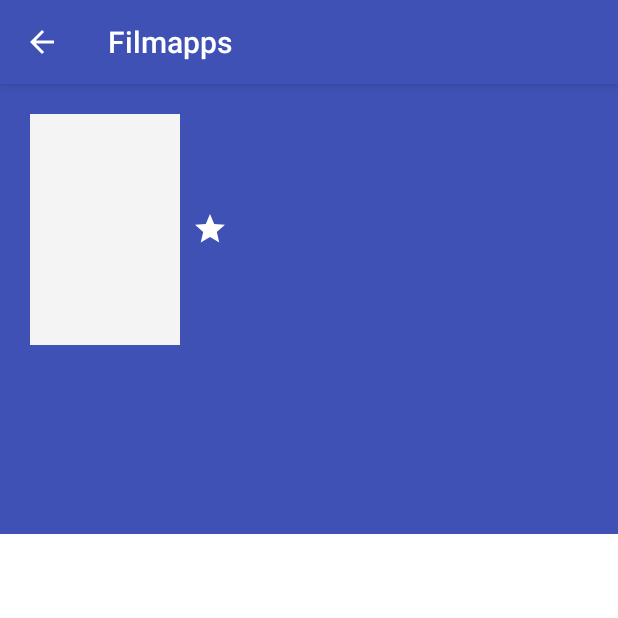
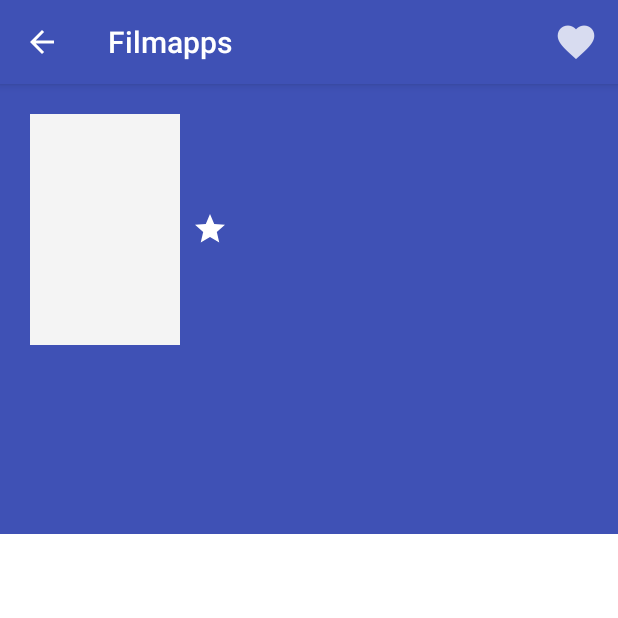
Before and after one commit to nsawek/Filmapps, an Android app: the FilmActivity screen opened directly, with no data from a screen before it, on a phone screen of 412 x 824 dp, the top half of it. Run offline under Robolectric (Android 15) with nearby library versions, the phone set to English and light mode, and no system bars; network calls fail; pictures from the network do not load; 7 statements that could not run were skipped.

Commit message:
dodanie ikony dodającej do ulubionych

```diff
--- a/app/src/main/java/com/example/snowa/filmapps/activities/FilmActivity.java
+++ b/app/src/main/java/com/example/snowa/filmapps/activities/FilmActivity.java
@@ -1,12 +1,15 @@
 package com.example.snowa.filmapps.activities;
+import android.os.Bundle;
 import android.support.design.widget.CollapsingToolbarLayout;
 import android.support.v7.app.AppCompatActivity;
-import android.os.Bundle;
+import android.view.Menu;
+import android.view.MenuInflater;
 import android.widget.ImageView;
 import android.widget.TextView;
+
 import com.bumptech.glide.Glide;
 import com.bumptech.glide.request.RequestOptions;
-import com.example.snowa.filmapps.R ;
+import com.example.snowa.filmapps.R;
 
 public class FilmActivity extends AppCompatActivity {
     @Override
@@ -48,5 +51,15 @@ public class FilmActivity extends AppCompatActivity {
         RequestOptions requestOptions = new RequestOptions().centerCrop().placeholder(R.drawable.loading_shape).error(R.drawable.loading_shape);
         Glide.with(this).load(image_url).apply(requestOptions).into(img);
 
+
+
+    }
+
+    @Override
+    public boolean onCreateOptionsMenu(Menu menu){
+        MenuInflater inflater = getMenuInflater();
+        inflater.inflate(R.menu.ulubione_menu, menu);
+
+        return true;
     }
 }
--- /dev/null
+++ b/app/src/main/res/menu/ulubione_menu.xml
@@ -0,0 +1,11 @@
+<?xml version="1.0" encoding="utf-8"?>
+<menu xmlns:android="http://schemas.android.com/apk/res/android"
+    xmlns:app="http://schemas.android.com/apk/res-auto">
+
+    <item
+        android:id= "@+id/itemFavorite"
+        android:title= "@string/favorites"
+        app:showAsAction= "always"
+        android:icon="@drawable/ic_action_ulubione"/>
+
+</menu>
--- a/app/src/main/res/values/strings.xml
+++ b/app/src/main/res/values/strings.xml
@@ -1,3 +1,4 @@
 <resources>
     <string name="app_name">Filmapps</string>
+    <string name="favorites">Ulubione</string>
 </resources>
```
Also changed, not shown: app/src/main/java/com/example/snowa/filmapps/activities/MainActivity.java (+8 -1 lines), app/src/main/res/drawable-hdpi/ic_action_ulubione.png (added), app/src/main/res/drawable-mdpi/ic_action_ulubione.png (added), app/src/main/res/drawable-xhdpi/ic_action_ulubione.png (added), app/src/main/res/drawable-xxhdpi/ic_action_ulubione.png (added).
